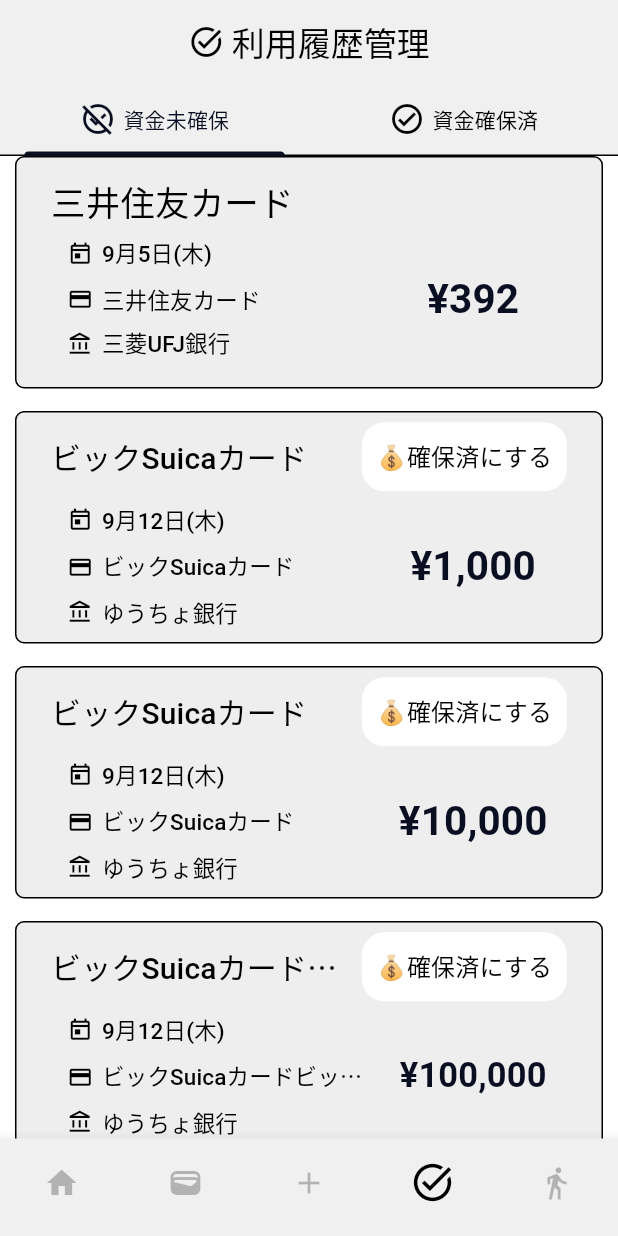
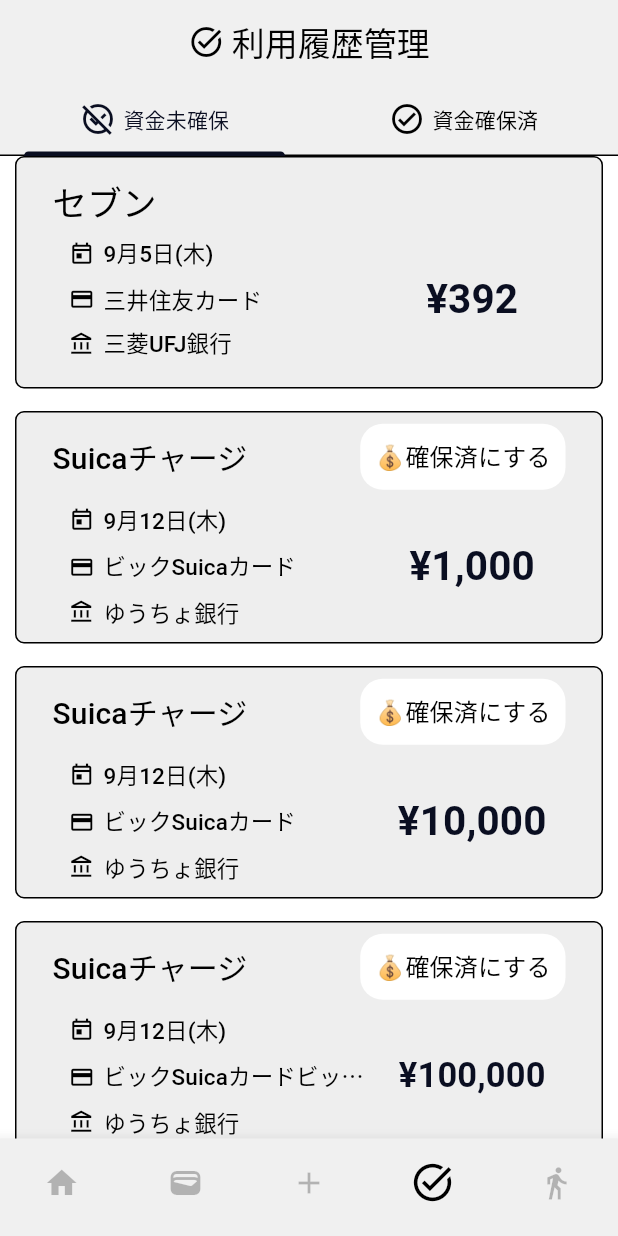
Before and after one commit to laughtaone/creeasy, a Flutter app: the screen it shows after launch, item 4 of the bottom bar chosen, on a phone screen of 412 x 824 dp. Run offline on Flutter 3.47's test engine with Material 3 defaults, Android fonts, the phone set to English and light mode, and no system bars; our stand-ins replace auto_size_text, flutter_riverpod, font_awesome_flutter, settings_ui; Roboto replaces fonts that are missing (MPlus1p).

Commit message:
20241023Wed 開発再開前

```diff
--- a/lib/5tab_folders/money_manage/pay_history_tile_comp.dart
+++ b/lib/5tab_folders/money_manage/pay_history_tile_comp.dart
@@ -83,7 +83,8 @@ class _PayHistoryTileCompState extends State<PayHistoryTileComp> {
           shape: RoundedRectangleBorder(
             borderRadius: BorderRadius.circular(6),
           ),
-          fixedSize: const Size.fromHeight(155)
+          fixedSize: const Size.fromHeight(155),
+          padding: const EdgeInsets.only(left: 25, right: 25)
         ),
         child: Column(
           mainAxisAlignment: MainAxisAlignment.center,
@@ -99,7 +100,7 @@ class _PayHistoryTileCompState extends State<PayHistoryTileComp> {
                     Flexible(
                       flex: 4,
                       child: Text(
-                        widget.payCardName,
+                        widget.payPlace,
                         style: TextStyle(color: Colors.black, fontSize: (widget.payCardName.length<=8) ?23 :20),
                         overflow: TextOverflow.ellipsis,
                       ),
@@ -109,7 +110,7 @@ class _PayHistoryTileCompState extends State<PayHistoryTileComp> {
                         flex: 3,
                         child: TextButton(
                           style: TextButton.styleFrom(
-                            padding: EdgeInsets.fromLTRB(10, 11, 10, 11),
+                            padding: const EdgeInsets.fromLTRB(10, 10, 10, 10),
                             backgroundColor: Colors.white,
                             shape: RoundedRectangleBorder(
                               borderRadius: BorderRadius.circular(15),
--- a/lib/common_comps/buttons/jump_screen_button_comp/save_button_comp.dart
+++ b/lib/common_comps/buttons/jump_screen_button_comp/save_button_comp.dart
@@ -57,7 +57,8 @@ class _SaveButtonCompState extends State<SaveButtonComp> {
                                 ),
                               ],
                             );
-                            });
+                          }
+                        );
                       }
                     : null,
                 // ----------------------------------------------------------------------------------------------
--- a/pubspec.yaml
+++ b/pubspec.yaml
@@ -45,6 +45,7 @@ dependencies:
   settings_ui: ^2.0.2
   url_launcher: ^6.3.0
   font_awesome_flutter: ^10.7.0
+  flutter_riverpod: ^2.5.1
 
 dev_dependencies:
   flutter_test:
```
Also changed, not shown: lib/database/user_cards.dart (added, +19 -0 lines), lib/main.dart (+8 -2 lines), pubspec.lock, 2 other files. Lines whose indentation alone changed are shown as unchanged.
